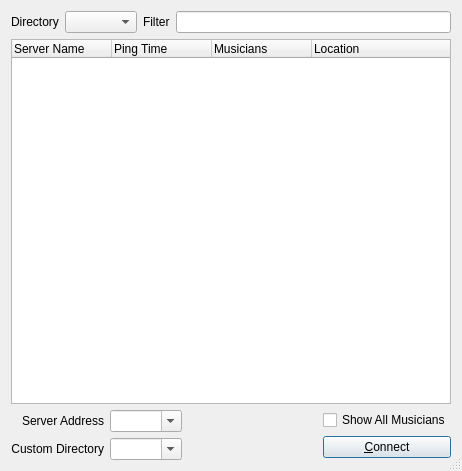
First picture: the form in src/connectdlgbase.ui, repository jamulussoftware/jamulus, before the edit.
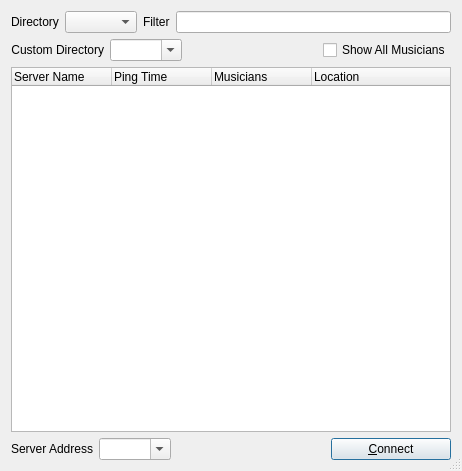
Second picture: the form after the edit. Icons and pictures are not drawn.

Commit message: Custom Directory moved to top

The edit to the form file:
```diff
--- a/src/connectdlgbase.ui
+++ b/src/connectdlgbase.ui
@@ -23,9 +23,9 @@
   <property name="sizeGripEnabled">
    <bool>true</bool>
   </property>
-  <layout class="QVBoxLayout" name="verticalLayout_5">
+  <layout class="QVBoxLayout" name="verticalLayout_2">
    <item>
-    <layout class="QVBoxLayout" name="verticalLayout_4">
+    <layout class="QVBoxLayout" name="verticalLayout">
      <item>
       <layout class="QHBoxLayout" name="horizontalLayout">
        <property name="bottomMargin">
@@ -53,6 +53,65 @@
        </item>
       </layout>
      </item>
+     <item>
+      <layout class="QHBoxLayout" name="horizontalLayout_3">
+       <item>
+        <widget class="QLabel" name="lblCustomDirectoryAddress">
+         <property name="minimumSize">
+          <size>
+           <width>0</width>
+           <height>0</height>
+          </size>
+         </property>
+         <property name="text">
+          <string>Custom Directory</string>
+         </property>
+         <property name="alignment">
+          <set>Qt::AlignRight|Qt::AlignTrailing|Qt::AlignVCenter</set>
+         </property>
+        </widget>
+       </item>
+       <item>
+        <widget class="QComboBox" name="cbxCustomDirectoryAddress">
+         <property name="sizePolicy">
+          <sizepolicy hsizetype="Preferred" vsizetype="Fixed">
+           <horstretch>0</horstretch>
+           <verstretch>0</verstretch>
+          </sizepolicy>
+         </property>
+         <property name="minimumSize">
+          <size>
+           <width>0</width>
+           <height>0</height>
+          </size>
+         </property>
+         <property name="editable">
+          <bool>true</bool>
+         </property>
+        </widget>
+       </item>
+       <item>
+        <spacer name="horizontalSpacer">
+         <property name="orientation">
+          <enum>Qt::Horizontal</enum>
+         </property>
+         <property name="sizeHint" stdset="0">
+          <size>
+           <width>10</width>
+           <height>20</height>
+          </size>
+         </property>
+        </spacer>
+       </item>
+       <item>
+        <widget class="QCheckBox" name="chbExpandAll">
+         <property name="text">
+          <string>Show All Musicians</string>
+         </property>
+        </widget>
+       </item>
+      </layout>
+     </item>
      <item>
       <widget class="QTreeWidget" name="lvwServers">
        <property name="editTriggers">
@@ -84,12 +143,8 @@
       </widget>
      </item>
      <item>
-      <layout class="QHBoxLayout" name="horizontalLayout_3">
-       <item>
         <layout class="QHBoxLayout" name="horizontalLayout_2">
          <item>
-          <layout class="QVBoxLayout" name="verticalLayout_3">
-           <item>
             <widget class="QLabel" name="lblServerAddr">
              <property name="minimumSize">
               <size>
@@ -106,26 +161,6 @@
             </widget>
            </item>
            <item>
-            <widget class="QLabel" name="lblCustomDirectoryAddress">
-             <property name="minimumSize">
-              <size>
-               <width>0</width>
-               <height>0</height>
-              </size>
-             </property>
-             <property name="text">
-              <string>Custom Directory</string>
-             </property>
-             <property name="alignment">
-              <set>Qt::AlignRight|Qt::AlignTrailing|Qt::AlignVCenter</set>
-             </property>
-            </widget>
-           </item>
-          </layout>
-         </item>
-         <item>
-          <layout class="QVBoxLayout" name="verticalLayout">
-           <item>
             <widget class="QComboBox" name="cbxServerAddr">
              <property name="sizePolicy">
               <sizepolicy hsizetype="Preferred" vsizetype="Fixed">
@@ -145,58 +180,23 @@
             </widget>
            </item>
            <item>
-            <widget class="QComboBox" name="cbxCustomDirectoryAddress">
-             <property name="sizePolicy">
-              <sizepolicy hsizetype="Preferred" vsizetype="Fixed">
-               <horstretch>0</horstretch>
-               <verstretch>0</verstretch>
-              </sizepolicy>
-             </property>
-             <property name="minimumSize">
-              <size>
-               <width>0</width>
-               <height>0</height>
-              </size>
-             </property>
-             <property name="editable">
-              <bool>true</bool>
-             </property>
-            </widget>
-           </item>
-          </layout>
-         </item>
-        </layout>
-       </item>
-       <item>
-        <spacer name="horizontalSpacer">
+        <spacer name="horizontalSpacer_2">
          <property name="orientation">
           <enum>Qt::Horizontal</enum>
          </property>
-         <property name="sizeType">
-          <enum>QSizePolicy::Expanding</enum>
-         </property>
          <property name="sizeHint" stdset="0">
           <size>
-           <width>40</width>
+           <width>10</width>
            <height>20</height>
           </size>
          </property>
         </spacer>
-       </item>
-       <item>
-        <layout class="QVBoxLayout" name="verticalLayout_2">
-         <item>
-          <widget class="QCheckBox" name="chbExpandAll">
-           <property name="text">
-            <string>Show All Musicians</string>
-           </property>
-          </widget>
          </item>
          <item>
           <widget class="QPushButton" name="butConnect">
            <property name="minimumSize">
             <size>
-             <width>0</width>
+           <width>120</width>
              <height>0</height>
             </size>
            </property>
@@ -213,8 +213,6 @@
             <bool>true</bool>
            </property>
           </widget>
-         </item>
-        </layout>
        </item>
       </layout>
      </item>
```
Lines whose indentation alone changed are shown as unchanged.
